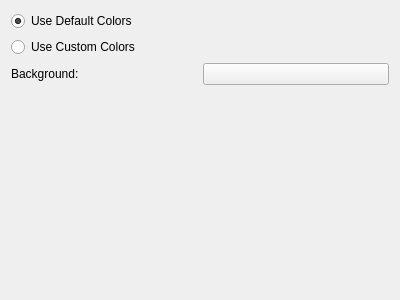
Above: composereditor-ng/pagecolorbackgroundwidget.ui from chusopr/kdepim-ktimetracker-akonadi before the change. Below: the same form after it.
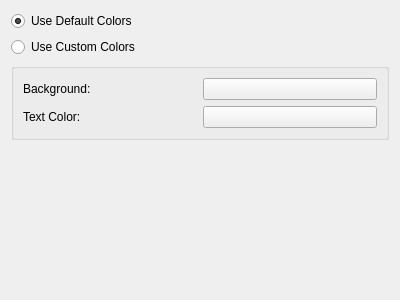
That is the form after the change. Custom widgets are drawn as their Qt base class.

Commit message: Allow to select default text color

Patch:
```diff
--- a/composereditor-ng/pagecolorbackgroundwidget.ui
+++ b/composereditor-ng/pagecolorbackgroundwidget.ui
@@ -13,8 +13,6 @@
   <property name="windowTitle">
    <string>Form</string>
   </property>
-  <layout class="QGridLayout" name="gridLayout">
-   <item row="0" column="0">
     <layout class="QVBoxLayout" name="verticalLayout">
      <item>
       <widget class="QRadioButton" name="defaultColor">
@@ -34,22 +32,35 @@
       </widget>
      </item>
      <item>
-      <layout class="QHBoxLayout" name="horizontalLayout">
-       <item>
+    <widget class="QGroupBox" name="groupBox">
+     <property name="title">
+      <string/>
+     </property>
+     <layout class="QGridLayout" name="gridLayout">
+      <item row="0" column="0">
         <widget class="QLabel" name="label">
          <property name="text">
           <string>Background:</string>
          </property>
         </widget>
        </item>
-       <item>
+      <item row="0" column="1">
         <widget class="KColorButton" name="backgroundColor"/>
        </item>
-      </layout>
-     </item>
-    </layout>
-   </item>
    <item row="1" column="0">
+       <widget class="QLabel" name="label_2">
+        <property name="text">
+         <string>Text Color:</string>
+        </property>
+       </widget>
+      </item>
+      <item row="1" column="1">
+       <widget class="KColorButton" name="textColor"/>
+      </item>
+     </layout>
+    </widget>
+   </item>
+   <item>
     <spacer name="verticalSpacer">
      <property name="orientation">
       <enum>Qt::Vertical</enum>
```
Lines whose indentation alone changed are shown as unchanged.
